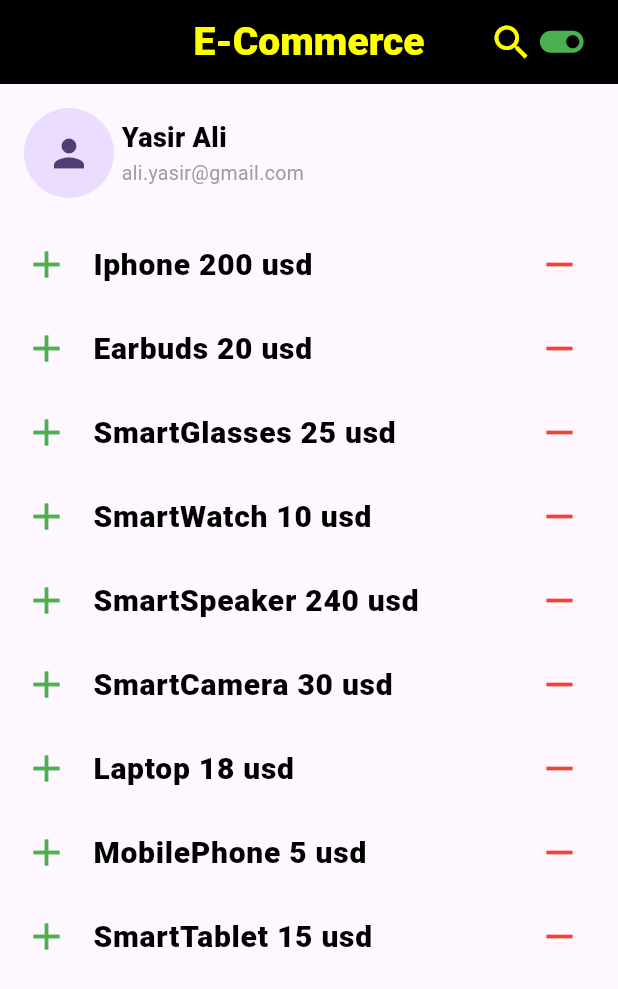
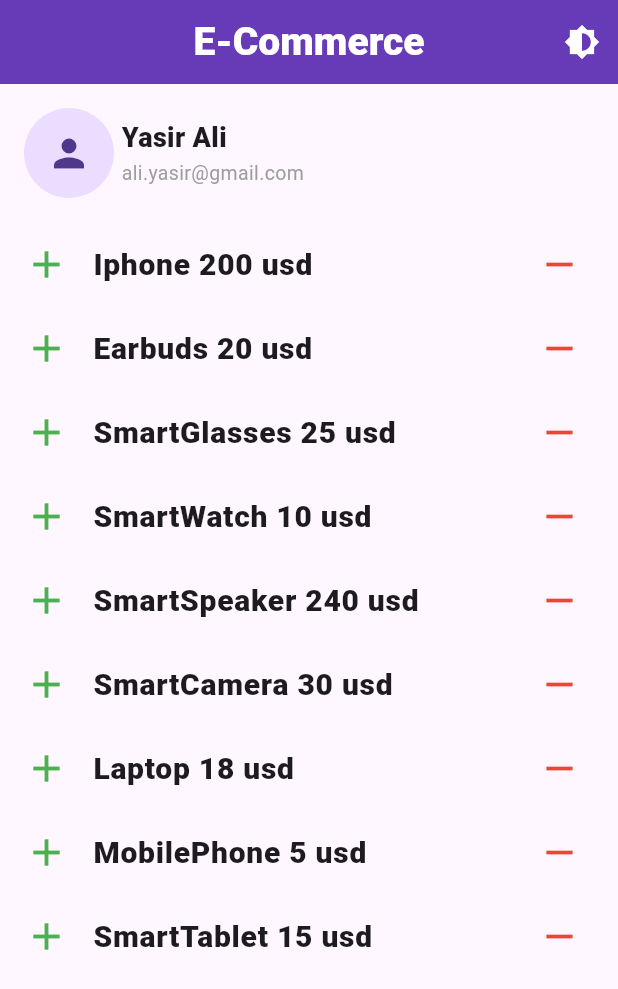
Before and after one commit to Yasir-Ali-Swe/Learning-Flutter, a Flutter app: the screen it shows after launch, on a phone screen of 412 x 824 dp. Shown: the top 989 px of the screen. Run offline on Flutter 3.47's test engine with Material 3 defaults, Android fonts, the phone set to English and light mode, and no system bars; our stand-ins replace audioplayers.

Commit message:
Lab Evaluation

```diff
--- a/lab_7/lib/main.dart
+++ b/lab_7/lib/main.dart
@@ -4,35 +4,52 @@
   runApp(const MyApp());
 }
 
-class MyApp extends StatelessWidget {
+class MyApp extends StatefulWidget {
   const MyApp({super.key});
+
+  @override
+  State<MyApp> createState() => _MyAppState();
+}
+
+class _MyAppState extends State<MyApp> {
+  bool isDarkTheme = false;
+
+  void toggleTheme() {
+    setState(() {
+      isDarkTheme = !isDarkTheme;
+    });
+  }
+
   @override
   Widget build(BuildContext context) {
     return MaterialApp(
       debugShowCheckedModeBanner: false,
       title: 'Flutter Demo',
       theme: ThemeData(
-        colorScheme: ColorScheme.fromSeed(seedColor: Colors.deepPurple),
+        brightness: Brightness.light,
+        primaryColor: Colors.deepPurple,
+        appBarTheme: AppBarTheme(
+          backgroundColor: Colors.deepPurple,
+          foregroundColor: Colors.white,
         ),
-      home: MyHomePage(),
+      ),
+      darkTheme: ThemeData(
+        brightness: Brightness.dark,
+        primaryColor: Colors.deepPurple,
+        appBarTheme: AppBarTheme(
+          backgroundColor: Colors.black,
+          foregroundColor: Colors.yellowAccent,
+        ),
+      ),
+      themeMode: isDarkTheme ? ThemeMode.dark : ThemeMode.light,
+      home: MyHomePage(toggleTheme: toggleTheme),
     );
   }
 }
 
-class MyHomePage extends StatefulWidget {
-  const MyHomePage({super.key});
-
-  @override
-  State<MyHomePage> createState() => _MyHomePageState();
-}
-
-class _MyHomePageState extends State<MyHomePage> {
-  bool isDarkTheme = false;
-  void toggleTheme() {
-    setState(() {
-      isDarkTheme = !isDarkTheme;
-    });
-  }
+class MyHomePage extends StatelessWidget {
+  final VoidCallback toggleTheme;
+  const MyHomePage({super.key, required this.toggleTheme});
 
   @override
   Widget build(BuildContext context) {
@@ -47,23 +64,16 @@
       'MobilePhone 5 usd',
       'SmartTablet 15 usd',
     ];
+
     return Scaffold(
       appBar: AppBar(
         title: Text(
           "E-Commerce",
-          style: TextStyle(
-            fontSize: 26,
-            fontWeight: FontWeight.w900,
-            color: Colors.yellowAccent,
+          style: const TextStyle(fontSize: 26, fontWeight: FontWeight.w900),
         ),
-        ),
-        backgroundColor: Colors.black,
         centerTitle: true,
         actions: [
-          Icon(Icons.search, color: Colors.yellowAccent, size: 30),
-          SizedBox(width: 1),
-          Icon(Icons.toggle_on, color: Colors.green, size: 35),
-          SizedBox(width: 20),
+          IconButton(icon: Icon(Icons.brightness_6), onPressed: toggleTheme),
         ],
       ),
       body: Column(
@@ -73,17 +83,19 @@
             padding: const EdgeInsets.all(16.0),
             child: Row(
               children: [
-                CircleAvatar(radius: 30, child: Icon(Icons.person, size: 30)),
-                SizedBox(width: 5),
+                const CircleAvatar(
+                  radius: 30,
+                  child: Icon(Icons.person, size: 30),
+                ),
+                const SizedBox(width: 5),
                 Column(
                   crossAxisAlignment: CrossAxisAlignment.start,
-                  children: [
+                  children: const [
                     Text(
                       "Yasir Ali",
                       style: TextStyle(
                         fontSize: 18,
                         fontWeight: FontWeight.w900,
-                        color: Colors.black,
                       ),
                     ),
                     SizedBox(height: 0.5),
@@ -97,26 +109,28 @@
             ),
           ),
           Expanded(
-            child: Center(
             child: ListView.builder(
               itemCount: items.length,
               itemBuilder: (context, index) {
                 return ListTile(
                   title: Text(
                     items[index],
-                      style: TextStyle(
-                        color: Colors.black,
+                    style: const TextStyle(
                       fontSize: 20,
                       fontWeight: FontWeight.w900,
                     ),
                   ),
-                    leading: Icon(Icons.add, color: Colors.green, size: 30),
-                    trailing: Icon(Icons.remove, color: Colors.red, size: 30),
+                  leading: const Icon(Icons.add, color: Colors.green, size: 30),
+                  trailing: const Icon(
+                    Icons.remove,
+                    color: Colors.red,
+                    size: 30,
+                  ),
                   onTap: () {
                     ScaffoldMessenger.of(context).showSnackBar(
                       SnackBar(
-                          content: Text("You Taped on ${items[index]}"),
-                          duration: Duration(seconds: 1),
+                        content: Text("You tapped on ${items[index]}"),
+                        duration: const Duration(seconds: 1),
                       ),
                     );
                     print(items[index]);
@@ -125,7 +139,6 @@
               },
             ),
           ),
-          ),
         ],
       ),
     );
```
Lines whose indentation alone changed are shown as unchanged.
